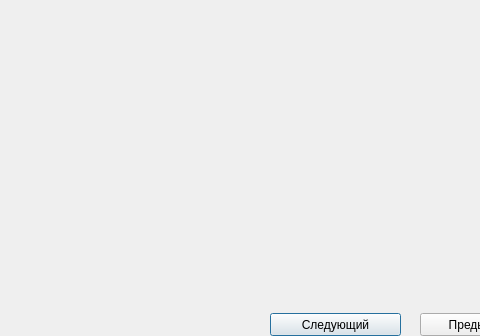
Old version of the form gui_client/testwindow.ui in the repository turok-m-a/tester-server; both pictures show x 0 to 480 and y 327 to 663 of the 1016 by 663 pixel window.
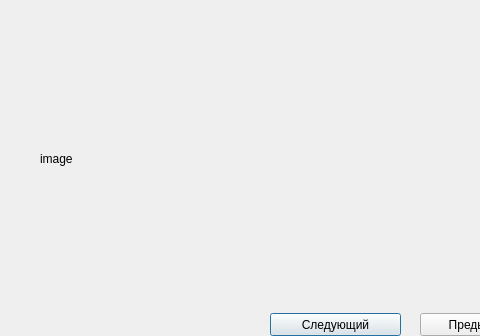
New version of the form.

The edit to the form file:
```diff
--- a/gui_client/testwindow.ui
+++ b/gui_client/testwindow.ui
@@ -79,6 +79,22 @@
     <bool>true</bool>
    </property>
   </widget>
+  <widget class="QLabel" name="imageLabel">
+   <property name="enabled">
+    <bool>true</bool>
+   </property>
+   <property name="geometry">
+    <rect>
+     <x>40</x>
+     <y>360</y>
+     <width>431</width>
+     <height>251</height>
+    </rect>
+   </property>
+   <property name="text">
+    <string>image</string>
+   </property>
+  </widget>
  </widget>
  <resources/>
  <connections/>
```
